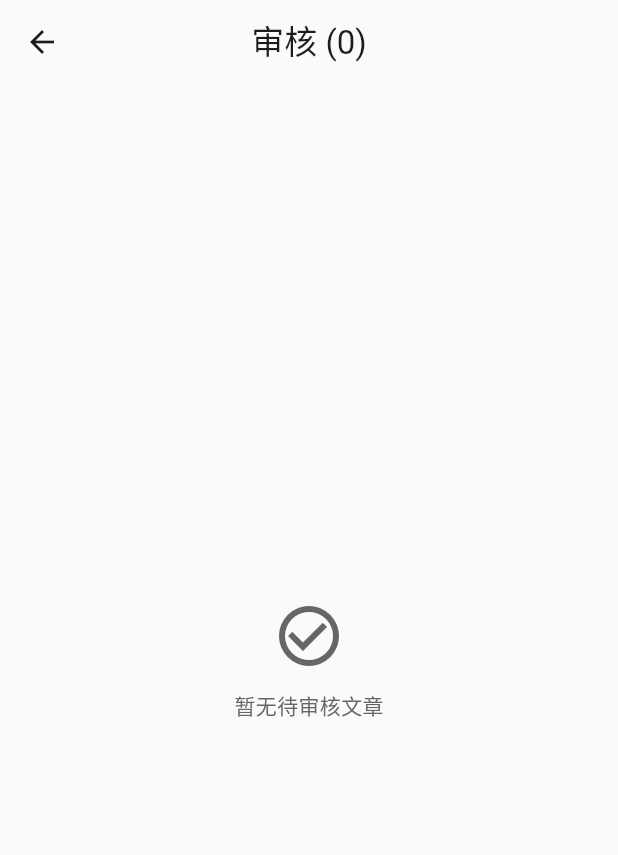
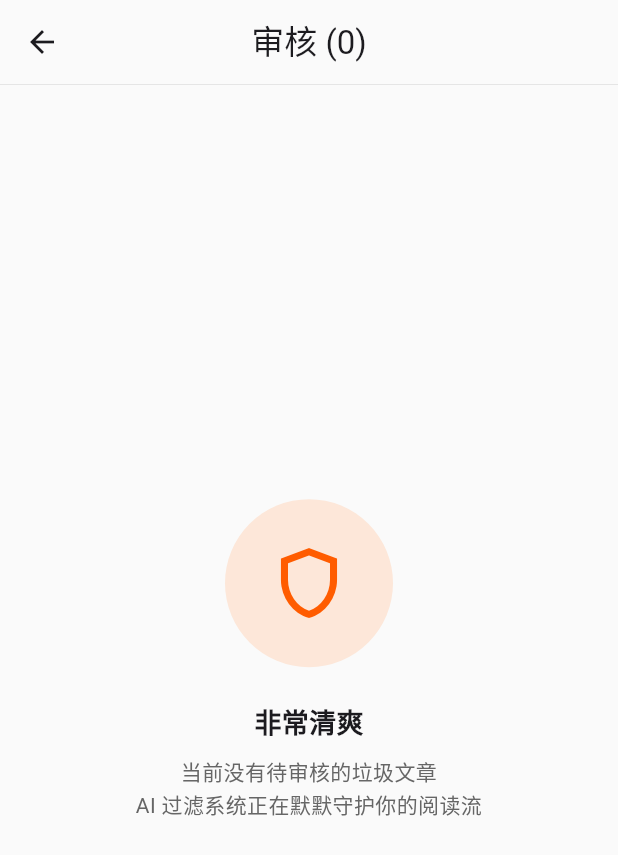
Before and after one commit to X-Ray-git/autofolo-mobile, a Flutter app: the FilterReviewPage screen opened by its route, on a phone screen of 412 x 824 dp. Shown: the top 855 px of the screen. Run offline on Flutter 3.47's test engine with Material 3 defaults, Android fonts, the phone set to English and light mode, and no system bars; our stand-ins replace cached_network_image, dio, flutter_html, flutter_smart_dialog, get, hive_flutter and 3 more; missing offline and left inert: flutter_displaymode, image_gallery_saver_plus; accounts and stored records are empty.

Commit message:
Refactor: FilterReviewPage — progress bar, reject reason tags, Dismissible threshold 0.5

```diff
--- a/lib/pages/timeline/filter_review_page.dart
+++ b/lib/pages/timeline/filter_review_page.dart
@@ -64,16 +64,18 @@ class _FilterReviewPageState extends State<FilterReviewPage> {
     _articles.value = all;
   }
 
+  // 恢复 (Keep)
   void _keep(ArticleModel article) {
     ArticleStateNotifier.tick(article.entryId);
     AutoFilterWorker.unReject(article.entryId);
-    AutoFilterWorker.unReject(article.entryId);
+    AutoFilterWorker.unReject(article.entryId); // 冗余调用以确保状态更新
     if (Get.isRegistered<TimelineController>()) {
       Get.find<TimelineController>().markAsUnreadLocal(article.entryId);
     }
     setState(() => _articles.removeWhere((a) => a.entryId == article.entryId));
   }
 
+  // 彻底拒绝 (Reject)
   void _reject(ArticleModel article) {
     // 标记已审核，防止重判
     LocalArticleDbService.upsertOne(ArticleModel(
@@ -116,8 +118,14 @@ class _FilterReviewPageState extends State<FilterReviewPage> {
   @override
   Widget build(BuildContext context) {
     final cs = Theme.of(context).colorScheme;
+
     return Scaffold(
       appBar: AppBar(
+        scrolledUnderElevation: 1,
+        bottom: const PreferredSize(
+          preferredSize: Size.fromHeight(0.5),
+          child: Divider(height: 0.5, thickness: 0.5),
+        ),
         title: Obx(() {
           final q = AutoFilterWorker.queuedCount.value;
           final p = AutoFilterWorker.processingCount.value;
@@ -127,19 +135,33 @@ class _FilterReviewPageState extends State<FilterReviewPage> {
               mainAxisSize: MainAxisSize.min,
               children: [
                 const Text('审核'),
-                const SizedBox(width: 8),
+                const SizedBox(width: 10),
                 Container(
-                  padding: const EdgeInsets.symmetric(horizontal: 8, vertical: 2),
+                  padding: const EdgeInsets.symmetric(horizontal: 10, vertical: 4),
                   decoration: BoxDecoration(
                     color: cs.primaryContainer,
-                    borderRadius: BorderRadius.circular(10),
+                    borderRadius: BorderRadius.circular(12),
                   ),
-                  child: Text(
+                  child: Row(
+                    mainAxisSize: MainAxisSize.min,
+                    children: [
+                      SizedBox(
+                        width: 10,
+                        height: 10,
+                        child: CircularProgressIndicator(
+                          strokeWidth: 2,
+                          color: cs.onPrimaryContainer,
+                        ),
+                      ),
+                      const SizedBox(width: 6),
+                      Text(
                         '判定中 ${q + p}',
                         style: TextStyle(
                             fontSize: 12,
-                        color: cs.primary,
+                            color: cs.onPrimaryContainer,
                             fontWeight: FontWeight.w600),
+                      ),
+                    ],
                   ),
                 ),
               ],
@@ -149,38 +171,21 @@ class _FilterReviewPageState extends State<FilterReviewPage> {
         }),
         actions: [
           if (_articles.isNotEmpty)
-            TextButton(
+            Padding(
+              padding: const EdgeInsets.only(right: 8),
+              child: FilledButton.tonal(
                 onPressed: _rejectAll,
-              child: const Text('全部确认'),
+                style: FilledButton.styleFrom(
+                  visualDensity: VisualDensity.compact,
+                  textStyle: const TextStyle(fontWeight: FontWeight.bold, fontSize: 13),
+                ),
+                child: const Text('全部确认垃圾'),
+              ),
             ),
         ],
       ),
       body: Obx(() => _articles.isEmpty
-          ? Center(
-              child: Column(
-                mainAxisSize: MainAxisSize.min,
-                children: [
-                  Icon(Icons.check_circle_outline,
-                      size: 48, color: cs.onSurfaceVariant),
-                  const SizedBox(height: 12),
-                  Text('暂无待审核文章',
-                      style: TextStyle(color: cs.onSurfaceVariant)),
-                  Obx(() {
-                    final q = AutoFilterWorker.queuedCount.value;
-                    final p = AutoFilterWorker.processingCount.value;
-                    if (q > 0 || p > 0) {
-                      return Padding(
-                        padding: const EdgeInsets.only(top: 8),
-                        child: Text('AI 判定中: $q 排队, $p 处理中',
-                            style: TextStyle(
-                                fontSize: 12, color: cs.onSurfaceVariant)),
-                      );
-                    }
-                    return const SizedBox.shrink();
-                  }),
-                ],
-              ),
-            )
+          ? _buildEmptyState(cs)
           : Column(
               children: [
                 // 进度条
@@ -191,43 +196,62 @@ class _FilterReviewPageState extends State<FilterReviewPage> {
                   return LinearProgressIndicator(
                     value: p > 0 ? null : 0,
                     minHeight: 2,
+                    backgroundColor: Colors.transparent,
+                    valueColor: AlwaysStoppedAnimation<Color>(cs.primary),
                   );
                 }),
                 Expanded(
                   child: ListView.builder(
+                    padding: EdgeInsets.only(
+                      top: 6,
+                      bottom: 16 + MediaQuery.of(context).padding.bottom,
+                    ),
                     itemCount: _articles.length,
                     itemBuilder: (context, index) {
                       final article = _articles[index];
                       return Dismissible(
                         key: ValueKey(article.entryId),
                         direction: DismissDirection.horizontal,
+                        dismissThresholds: const {
+                          DismissDirection.startToEnd: 0.35,
+                          DismissDirection.endToStart: 0.35,
+                        },
                         confirmDismiss: (direction) async {
                           if (direction == DismissDirection.startToEnd) {
-                            // 右滑 = 保留
+                            // 右滑 = 恢复 (Keep)
                             _keep(article);
                           } else {
-                            // 左滑 = 拒绝
+                            // 左滑 = 彻底拒绝 (Reject)
                             _reject(article);
                           }
-                          return false; // 手动管理移除
+                          return false; // 手动管理数组移除并利用 setState 刷新
                         },
-                        background: Container(
-                          color: Colors.green.withValues(alpha: 0.3),
+                        // 右滑背景（恢复文章）
+                        background: Padding(
+                          padding: const EdgeInsets.symmetric(horizontal: 12, vertical: 6),
+                          child: ClipRRect(
+                            borderRadius: BorderRadius.circular(16),
+                            child: Container(
+                              color: const Color(0xFF10B981), // 生机绿
                               alignment: Alignment.centerLeft,
                               padding: const EdgeInsets.only(left: 24),
-                          child: const Icon(Icons.undo, color: Colors.green),
+                              child: const Icon(Icons.restore_rounded, color: Colors.white, size: 28),
                             ),
-                        secondaryBackground: Container(
-                          color: Colors.grey.withValues(alpha: 0.3),
+                          ),
+                        ),
+                        // 左滑背景（彻底删除）
+                        secondaryBackground: Padding(
+                          padding: const EdgeInsets.symmetric(horizontal: 12, vertical: 6),
+                          child: ClipRRect(
+                            borderRadius: BorderRadius.circular(16),
+                            child: Container(
+                              color: cs.error, // 警告红
                               alignment: Alignment.centerRight,
                               padding: const EdgeInsets.only(right: 24),
-                          child: const Icon(Icons.delete_outline,
-                              color: Colors.grey),
+                              child: const Icon(Icons.delete_sweep_rounded, color: Colors.white, size: 28),
                             ),
-                        child: Column(
-                          children: [
-                            Padding(
-                              padding: const EdgeInsets.fromLTRB(0, 4, 0, 0),
+                          ),
+                        ),
                         child: ArticleCard(
                           article: article,
                           showFeedTitle: true,
@@ -239,24 +263,6 @@ class _FilterReviewPageState extends State<FilterReviewPage> {
                             });
                           },
                         ),
-                            ),
-                            // 拒绝原因标签
-                            if (article.filterReason != null &&
-                                article.filterReason!.isNotEmpty)
-                              Container(
-                                width: double.infinity,
-                                padding: const EdgeInsets.fromLTRB(
-                                    12, 0, 12, 8),
-                                child: Text(
-                                  'AI 判定: ${article.filterReason}',
-                                  style: TextStyle(
-                                    fontSize: 12,
-                                    color: cs.error,
-                                  ),
-                                ),
-                              ),
-                          ],
-                        ),
                       );
                     },
                   ),
@@ -266,4 +272,81 @@ class _FilterReviewPageState extends State<FilterReviewPage> {
           ),
     );
   }
+
+  // 统一的优雅空状态
+  Widget _buildEmptyState(ColorScheme cs) {
+    return Center(
+      child: Padding(
+        padding: const EdgeInsets.symmetric(horizontal: 32, vertical: 24),
+        child: Column(
+          mainAxisSize: MainAxisSize.min,
+          children: [
+            Container(
+              padding: const EdgeInsets.all(28),
+              decoration: BoxDecoration(
+                color: cs.primaryContainer.withValues(alpha: 0.5),
+                shape: BoxShape.circle,
+              ),
+              child: Icon(
+                Icons.shield_outlined,
+                size: 56,
+                color: cs.primary,
+              ),
+            ),
+            const SizedBox(height: 24),
+            Text(
+              '非常清爽',
+              style: TextStyle(
+                fontSize: 18,
+                fontWeight: FontWeight.bold,
+                color: cs.onSurface,
+              ),
+            ),
+            const SizedBox(height: 8),
+            Text(
+              '当前没有待审核的垃圾文章\nAI 过滤系统正在默默守护你的阅读流',
+              style: TextStyle(
+                fontSize: 14,
+                color: cs.onSurfaceVariant,
+                height: 1.6,
+              ),
+              textAlign: TextAlign.center,
+            ),
+            Obx(() {
+              final q = AutoFilterWorker.queuedCount.value;
+              final p = AutoFilterWorker.processingCount.value;
+              if (q > 0 || p > 0) {
+                return Padding(
+                  padding: const EdgeInsets.only(top: 24),
+                  child: Container(
+                    padding: const EdgeInsets.symmetric(horizontal: 16, vertical: 8),
+                    decoration: BoxDecoration(
+                      color: cs.surfaceContainerHighest.withValues(alpha: 0.5),
+                      borderRadius: BorderRadius.circular(999),
+                    ),
+                    child: Row(
+                      mainAxisSize: MainAxisSize.min,
+                      children: [
+                        SizedBox(
+                          width: 12,
+                          height: 12,
+                          child: CircularProgressIndicator(strokeWidth: 2, color: cs.primary),
+                        ),
+                        const SizedBox(width: 8),
+                        Text(
+                          '后台正在判定: $q 排队, $p 处理中',
+                          style: TextStyle(fontSize: 12, color: cs.onSurfaceVariant),
+                        ),
+                      ],
+                    ),
+                  ),
+                );
               }
+              return const SizedBox.shrink();
+            }),
+          ],
+        ),
+      ),
+    );
+  }
+}
```
Lines whose indentation alone changed are shown as unchanged.
